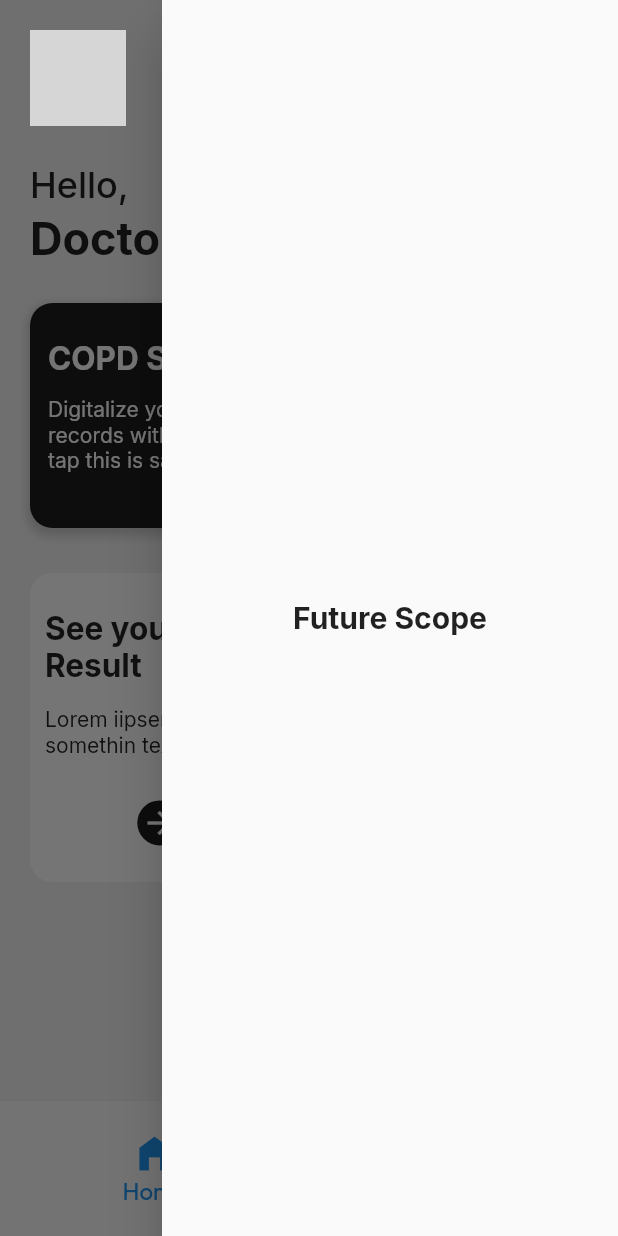
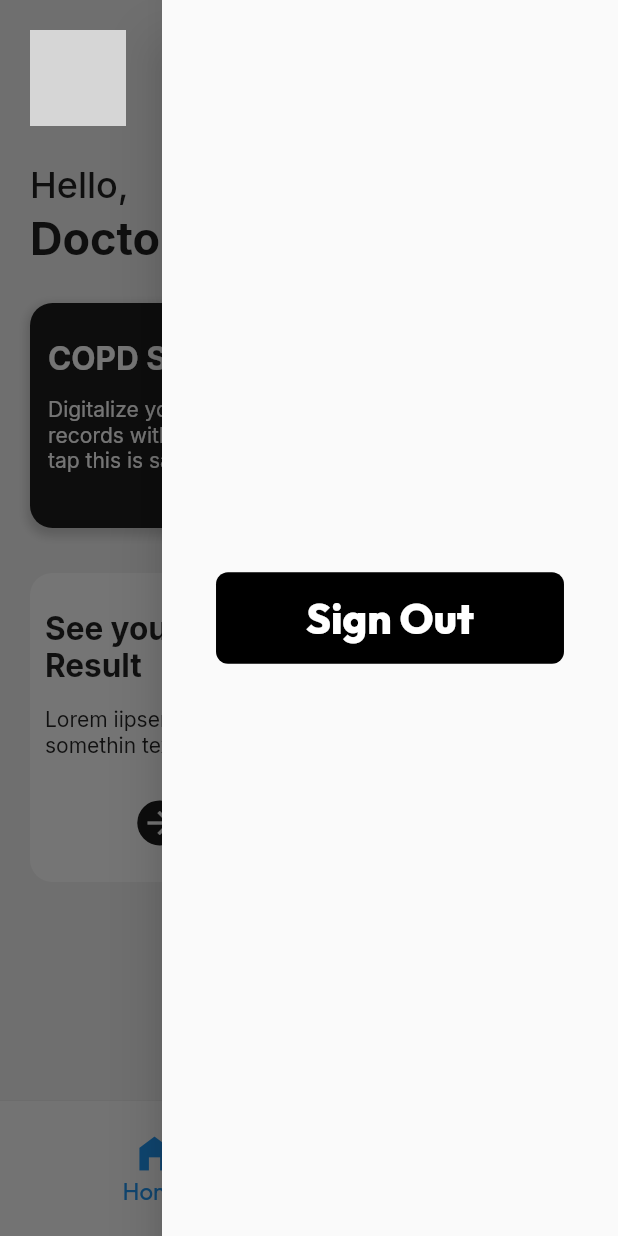
Before and after one commit to tb-rules10/DrScan, a Flutter app: the HomeScreen screen opened by its route, with the side drawer open, on a phone screen of 412 x 824 dp. Run offline on Flutter 3.47's test engine with Material 2 defaults, Android fonts, the phone set to English and light mode, and no system bars; drawn by our look-alikes of modal_progress_hud_nsn; our stand-ins replace dio, google_fonts, open_file, shared_preferences, toggle_switch; accounts and stored records are empty; network calls fail; grey boxes are pictures that could not be loaded.

Commit message:
logout added

```diff
--- a/lib/pages/HomeScreen.dart
+++ b/lib/pages/HomeScreen.dart
@@ -6,13 +6,16 @@ import 'package:dr_scan/pages/ShowPatientsScreen.dart';
 import 'package:flutter/material.dart';
 import 'package:google_fonts/google_fonts.dart';
 import 'package:http/http.dart' as http;
-import 'package:modal_progress_hud/modal_progress_hud.dart';
+// import 'package:modal_progress_hud/modal_progress_hud.dart';
+import 'package:modal_progress_hud_nsn/modal_progress_hud_nsn.dart';
 import 'package:open_file/open_file.dart';
+import 'package:shared_preferences/shared_preferences.dart';
 import '../components/homeScreenButtons.dart';
 import '../constants/textStyles.dart';
 import 'package:path_provider/path_provider.dart';
 
 import '../utils/PageTransition.dart';
+import 'OnboardingScreen.dart';
 
 class HomeScreen extends StatefulWidget {
   static String id = "HomeScreen";
@@ -29,6 +32,7 @@ class _HomeScreenState extends State<HomeScreen> {
 
   Future<void> downloadFile(BuildContext context) async {
     print("Sending  download request");
+    // ignore: unnecessary_brace_in_string_interps
     const url = '${backendURL}/fetchData';
     final dir = await getExternalStorageDirectory();
     final savePath = dir!.path + '/patient_data.xlsx';
@@ -154,10 +158,29 @@ class _HomeScreenState extends State<HomeScreen> {
             mainAxisAlignment: MainAxisAlignment.center,
             crossAxisAlignment: CrossAxisAlignment.center,
             children: [
-              Text(
-                'Future Scope',
-                style: TextStyle(fontSize: 20, fontWeight: FontWeight.bold),
-              ),
+              TextButton(
+                onPressed: () async {
+                  SharedPreferences prefs = await SharedPreferences.getInstance();
+                  prefs.setBool("loggedIn", false);
+                  Navigator.pushNamedAndRemoveUntil(context, OnboardingScreen.id, ModalRoute.withName(HomeScreen.id));
+                      },
+                      style: ButtonStyle(
+                        backgroundColor: MaterialStateProperty.all<Color>(Colors.black), // button background color
+                        foregroundColor: MaterialStateProperty.all<Color>(Colors.white), // button text color
+                        padding: MaterialStateProperty.all<EdgeInsets>(EdgeInsets.symmetric(horizontal: 60, vertical: 13)), // button padding
+                        textStyle: MaterialStateProperty.all<TextStyle>(TextStyle(fontSize: 16)), // button text style
+                        shape: MaterialStateProperty.all<RoundedRectangleBorder>(RoundedRectangleBorder(borderRadius: BorderRadius.circular(8))), // button shape
+                      ),
+                      child: Text(
+                        "Sign Out",
+                        style: GoogleFonts.outfit(
+                          textStyle: TextStyle(
+                              fontWeight: FontWeight.w800,
+                              fontSize: 28.0,
+                          ),
+                        )
+                      ),
+                    )
             ],
           ),
         ),
--- a/lib/pages/PatientFormScreen.dart
+++ b/lib/pages/PatientFormScreen.dart
@@ -5,7 +5,8 @@ import 'package:dr_scan/utils/Patient-Model.dart';
 import 'package:flutter/material.dart';
 import 'package:flutter/services.dart';
 import 'package:google_fonts/google_fonts.dart';
-import 'package:modal_progress_hud/modal_progress_hud.dart';
+// import 'package:modal_progress_hud/modal_progress_hud.dart';
+import 'package:modal_progress_hud_nsn/modal_progress_hud_nsn.dart';
 import 'package:toggle_switch/toggle_switch.dart';
 import 'ReportScreen.dart';
 
```
Also changed, not shown: lib/pages/ReportScreen.dart (+8 -8 lines), pubspec.yaml (+5 -3 lines), assets/images/breathless.png (added), assets/images/diabetes.png (added), assets/images/mucus.png (added), assets/images/wine.png (added), pubspec.lock.
